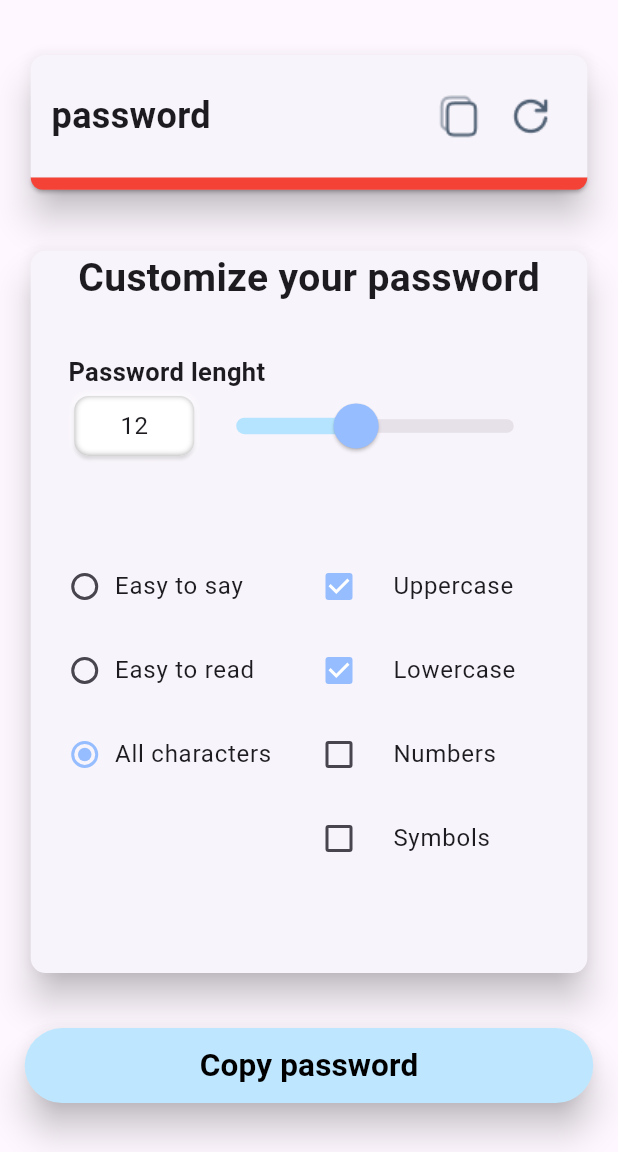
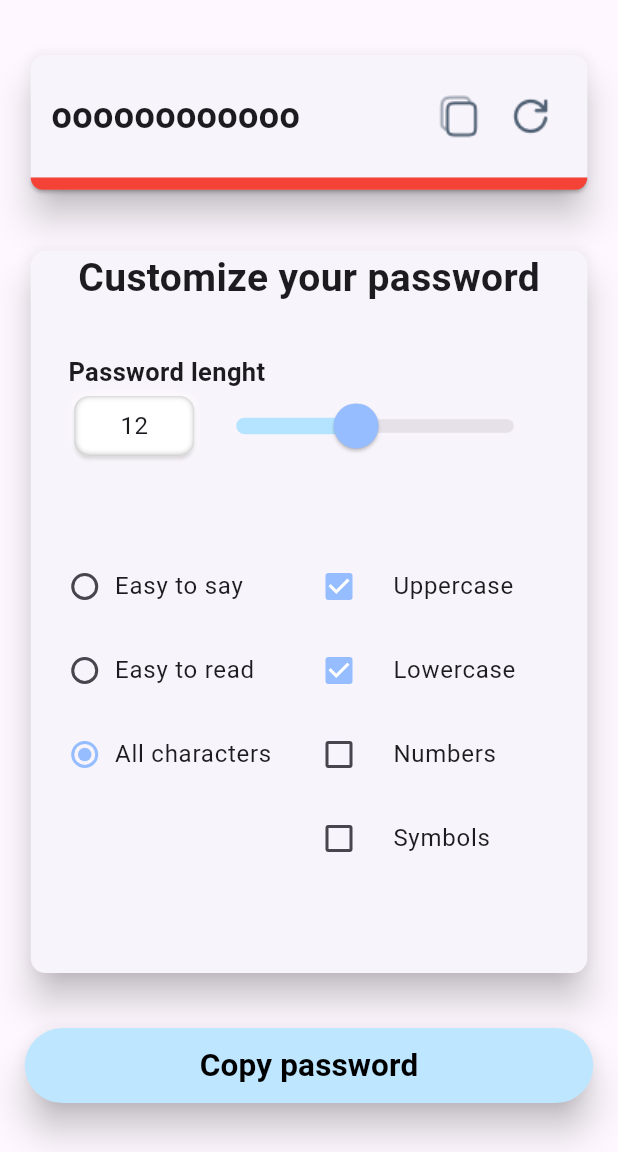
Before and after one commit to tortamque/Passlum, a Flutter app: the screen it shows after launch, on a phone screen of 412 x 824 dp, the part 84-1236 px from its top. Run offline on Flutter 3.47's test engine with Material 2 defaults, Android fonts, the light colour scheme and no system bars; our stand-ins replace flutter_bloc.

Commit message:
Implement password changing on each slider step

```diff
--- /dev/null
+++ b/lib/business_logic/password_bloc.dart
@@ -0,0 +1,14 @@
+import 'package:flutter_bloc/flutter_bloc.dart';
+import 'package:passlum/models/password_generator.dart';
+
+class PasswordBloc extends Bloc<PasswordChangeEvent, String>{
+  PasswordBloc() : super(PasswordGenerator().password){
+    on<PasswordChangeEvent>(_onPasswordChange);
+  }
+
+  _onPasswordChange(PasswordChangeEvent event, Emitter<String> emit){
+    emit(PasswordGenerator().password);
+  }
+}
+
+class PasswordChangeEvent{}
--- a/lib/widgets/password_field/password_field.dart
+++ b/lib/widgets/password_field/password_field.dart
@@ -1,4 +1,6 @@
 import 'package:flutter/material.dart';
+import 'package:flutter_bloc/flutter_bloc.dart';
+import 'package:passlum/business_logic/password_bloc.dart';
 import 'package:passlum/widgets/password_field/password_text.dart';
 import 'package:passlum/widgets/password_field/strength_line.dart';
 
@@ -37,9 +39,13 @@ class _PasswordFieldState extends State<PasswordField> {
                 ),
                 child: Row(
                   children: [
-                    PasswordText(
-                      flex: 1,
-                      text: widget.password,
+                    BlocBuilder<PasswordBloc, String>(
+                      builder: (context, state){
+                        return PasswordText(
+                          flex: 1,
+                          text: state,
+                        );
+                      },
                     ),
                     IconButton(
                       onPressed: (){},
--- a/lib/widgets/password_settings/password_lenght_form/slider.dart
+++ b/lib/widgets/password_settings/password_lenght_form/slider.dart
@@ -1,4 +1,6 @@
 import 'package:flutter/material.dart';
+import 'package:flutter_bloc/flutter_bloc.dart';
+import 'package:passlum/business_logic/password_bloc.dart';
 import 'package:passlum/models/password_lenght.dart';
 import 'package:passlum/theme/constants.dart';
 
@@ -38,6 +40,7 @@ class _PasswordLenghtSliderState extends State<PasswordLenghtSlider> {
               PasswordLength().passwordLength = newValue.toInt();
             });
             widget.onSliderChanged();
+            BlocProvider.of<PasswordBloc>(context).add(PasswordChangeEvent());
           },
         ),
       ),
```
Also changed, not shown: lib/main.dart (+8 -1 lines).
